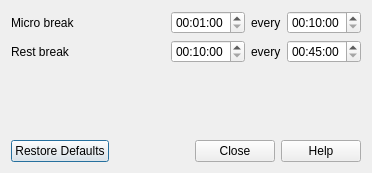
The window that src/Options.ui (goloveshko/relax-my-eyes) describes before a commit, drawn with Qt 5.
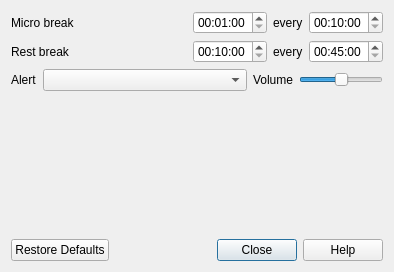
The same window after the commit.

```diff
--- a/src/Options.ui
+++ b/src/Options.ui
@@ -6,49 +6,32 @@
    <rect>
     <x>0</x>
     <y>0</y>
-    <width>372</width>
-    <height>173</height>
+    <width>394</width>
+    <height>272</height>
    </rect>
   </property>
   <property name="windowTitle">
    <string>Options</string>
   </property>
-  <layout class="QGridLayout" name="gridLayout" columnstretch="10,0,0,0">
-   <item row="1" column="0">
-    <widget class="QLabel" name="label_2">
+  <layout class="QGridLayout" name="gridLayout" columnstretch="10,0,0,0,0">
+   <item row="4" column="0" colspan="5">
+    <widget class="QLabel" name="labelDebug"/>
+   </item>
+   <item row="6" column="0" colspan="5">
+    <widget class="QDialogButtonBox" name="buttonBox">
+     <property name="standardButtons">
+      <set>QDialogButtonBox::Close|QDialogButtonBox::Help|QDialogButtonBox::RestoreDefaults</set>
+     </property>
+    </widget>
+   </item>
+   <item row="0" column="0" colspan="2">
+    <widget class="QLabel" name="label">
      <property name="text">
-      <string>Rest break</string>
+      <string>Micro break</string>
      </property>
     </widget>
    </item>
    <item row="1" column="2">
-    <widget class="QLabel" name="label_4">
-     <property name="text">
-      <string>every</string>
-     </property>
-    </widget>
-   </item>
-   <item row="0" column="3">
-    <widget class="QTimeEdit" name="timeEditMicroBreakEvery">
-     <property name="accelerated">
-      <bool>true</bool>
-     </property>
-     <property name="currentSection">
-      <enum>QDateTimeEdit::HourSection</enum>
-     </property>
-     <property name="displayFormat">
-      <string>HH:mm:ss</string>
-     </property>
-     <property name="time">
-      <time>
-       <hour>0</hour>
-       <minute>10</minute>
-       <second>0</second>
-      </time>
-     </property>
-    </widget>
-   </item>
-   <item row="1" column="1">
     <widget class="QTimeEdit" name="timeEditRestBreak">
      <property name="accelerated">
       <bool>true</bool>
@@ -68,7 +51,27 @@
      </property>
     </widget>
    </item>
-   <item row="3" column="0">
+   <item row="1" column="4">
+    <widget class="QTimeEdit" name="timeEditRestBreakEvery">
+     <property name="accelerated">
+      <bool>true</bool>
+     </property>
+     <property name="currentSection">
+      <enum>QDateTimeEdit::HourSection</enum>
+     </property>
+     <property name="displayFormat">
+      <string>HH:mm:ss</string>
+     </property>
+     <property name="time">
+      <time>
+       <hour>0</hour>
+       <minute>45</minute>
+       <second>0</second>
+      </time>
+     </property>
+    </widget>
+   </item>
+   <item row="5" column="1">
     <spacer name="verticalSpacer">
      <property name="orientation">
       <enum>Qt::Vertical</enum>
@@ -81,69 +84,100 @@
      </property>
     </spacer>
    </item>
-   <item row="0" column="1">
-    <widget class="QTimeEdit" name="timeEditMicroBreak">
-     <property name="accelerated">
-      <bool>true</bool>
-     </property>
-     <property name="currentSection">
-      <enum>QDateTimeEdit::HourSection</enum>
-     </property>
-     <property name="displayFormat">
-      <string>HH:mm:ss</string>
-     </property>
-     <property name="time">
-      <time>
-       <hour>0</hour>
-       <minute>1</minute>
-       <second>0</second>
-      </time>
+   <item row="0" column="3">
+    <widget class="QLabel" name="label_3">
+     <property name="text">
+      <string>every</string>
      </property>
     </widget>
    </item>
    <item row="1" column="3">
-    <widget class="QTimeEdit" name="timeEditRestBreakEvery">
-     <property name="accelerated">
-      <bool>true</bool>
-     </property>
-     <property name="currentSection">
-      <enum>QDateTimeEdit::HourSection</enum>
-     </property>
-     <property name="displayFormat">
-      <string>HH:mm:ss</string>
-     </property>
-     <property name="time">
-      <time>
-       <hour>0</hour>
-       <minute>45</minute>
-       <second>0</second>
-      </time>
+    <widget class="QLabel" name="label_4">
+     <property name="text">
+      <string>every</string>
      </property>
     </widget>
    </item>
    <item row="0" column="2">
-    <widget class="QLabel" name="label_3">
-     <property name="text">
-      <string>every</string>
+    <widget class="QTimeEdit" name="timeEditMicroBreak">
+     <property name="accelerated">
+      <bool>true</bool>
      </property>
+     <property name="currentSection">
+      <enum>QDateTimeEdit::HourSection</enum>
+     </property>
+     <property name="displayFormat">
+      <string>HH:mm:ss</string>
+     </property>
+     <property name="time">
+      <time>
+       <hour>0</hour>
+       <minute>1</minute>
+       <second>0</second>
+      </time>
+     </property>
     </widget>
    </item>
-   <item row="0" column="0">
-    <widget class="QLabel" name="label">
+   <item row="1" column="0" colspan="2">
+    <widget class="QLabel" name="label_2">
      <property name="text">
-      <string>Micro break</string>
+      <string>Rest break</string>
      </property>
     </widget>
    </item>
-   <item row="4" column="0" colspan="4">
-    <widget class="QDialogButtonBox" name="buttonBox">
-     <property name="standardButtons">
-      <set>QDialogButtonBox::Close|QDialogButtonBox::Help|QDialogButtonBox::RestoreDefaults</set>
+   <item row="0" column="4">
+    <widget class="QTimeEdit" name="timeEditMicroBreakEvery">
+     <property name="accelerated">
+      <bool>true</bool>
      </property>
+     <property name="currentSection">
+      <enum>QDateTimeEdit::HourSection</enum>
+     </property>
+     <property name="displayFormat">
+      <string>HH:mm:ss</string>
+     </property>
+     <property name="time">
+      <time>
+       <hour>0</hour>
+       <minute>10</minute>
+       <second>0</second>
+      </time>
+     </property>
     </widget>
    </item>
-   <item row="2" column="0" colspan="4">
-    <widget class="QLabel" name="labelDebug"/>
+   <item row="2" column="0" rowspan="2" colspan="5">
+    <layout class="QHBoxLayout" name="horizontalLayout" stretch="0,10,0,0">
+     <item>
+      <widget class="QLabel" name="label_5">
+       <property name="text">
+        <string>Alert</string>
+       </property>
+      </widget>
+     </item>
+     <item>
+      <widget class="QComboBox" name="comboBoxAlert"/>
+     </item>
+     <item>
+      <widget class="QLabel" name="label_6">
+       <property name="text">
+        <string>Volume</string>
+       </property>
+      </widget>
+     </item>
+     <item>
+      <widget class="QSlider" name="sliderVolume">
+       <property name="maximum">
+        <number>100</number>
+       </property>
+       <property name="value">
+        <number>50</number>
+       </property>
+       <property name="orientation">
+        <enum>Qt::Horizontal</enum>
+       </property>
+      </widget>
+     </item>
+    </layout>
    </item>
   </layout>
  </widget>
```
